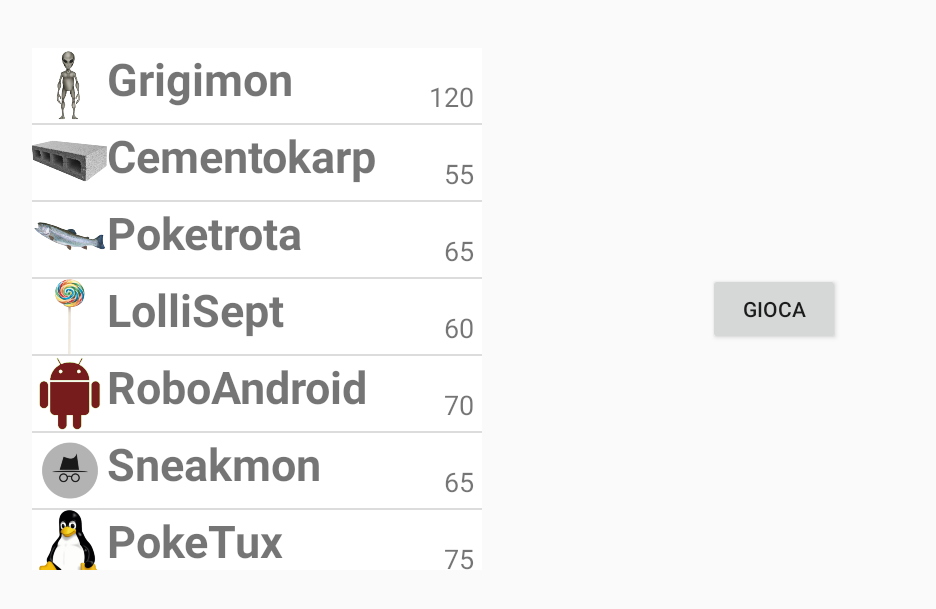
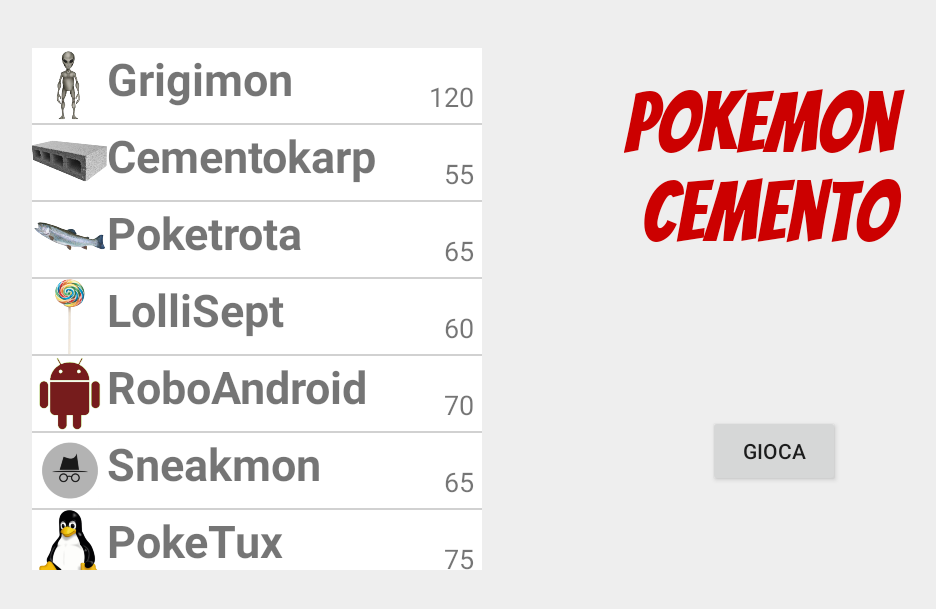
Before and after one commit to leonardo-speranzon/PokemonCemento, an Android app: the screen it shows after launch (StartActivity), on a phone screen of 824 x 412 dp (held sideways). Shown: the top 609 px of the screen, without its empty margins (182-1118 px from the left). Run offline under Robolectric (Android 15) with nearby library versions, the phone set to English and light mode, and no system bars.

Commit message:
Roba minore -aggiunto titolo -risolto "bug" giramento -aggiunto colore sfondo bianco sporco ma non troppo

```diff
--- a/app/src/main/java/it/speranzon_galligioni/pokemoncemento/MainActivity.java
+++ b/app/src/main/java/it/speranzon_galligioni/pokemoncemento/MainActivity.java
@@ -256,4 +256,10 @@ public class MainActivity extends AppCompatActivity {
 		}, this);
 		return game;
 	}
+	@Override
+	public void onBackPressed() {
+		//NON FA NIENTE
+	}
+
+
 }
--- a/app/src/main/res/layout/activity_main.xml
+++ b/app/src/main/res/layout/activity_main.xml
@@ -3,7 +3,8 @@
     xmlns:app="http://schemas.android.com/apk/res-auto"
     android:id="@+id/root"
     android:layout_width="match_parent"
-    android:layout_height="match_parent">
+    android:layout_height="match_parent"
+    android:background="@color/appBackground">
 
     <RelativeLayout
         android:id="@+id/map_container"
--- a/app/src/main/res/layout/activity_scontro.xml
+++ b/app/src/main/res/layout/activity_scontro.xml
@@ -3,7 +3,9 @@
     xmlns:app="http://schemas.android.com/apk/res-auto"
     xmlns:tools="http://schemas.android.com/tools"
     android:layout_width="match_parent"
-    android:layout_height="match_parent">
+    android:layout_height="match_parent"
+    android:background="@color/appBackground"
+    android:backgroundTintMode="add">
 
     <it.speranzon_galligioni.pokemoncemento.gameObject.PokemonScontro
         android:id="@+id/enemy_side"
@@ -189,6 +191,7 @@
         android:padding="5dp"
         android:scaleX="0"
         android:scaleY="0"
+        android:textAlignment="center"
         android:textColor="@android:color/holo_red_dark"
         android:textSize="24sp"
         app:layout_constraintBottom_toBottomOf="parent"
--- a/app/src/main/res/layout/activity_start.xml
+++ b/app/src/main/res/layout/activity_start.xml
@@ -4,8 +4,8 @@
     xmlns:tools="http://schemas.android.com/tools"
     android:layout_width="match_parent"
     android:layout_height="match_parent"
+    android:background="@color/appBackground"
     tools:context=".StartActivity">
-
     <ListView
         android:id="@+id/pokemon_list"
         android:layout_width="300dp"
@@ -18,19 +18,33 @@
         app:layout_constraintEnd_toStartOf="@+id/cmd_gioca"
         app:layout_constraintStart_toStartOf="parent"
         app:layout_constraintTop_toTopOf="parent" />
-
     <Button
         android:id="@+id/cmd_gioca"
         android:layout_width="wrap_content"
         android:layout_height="wrap_content"
         android:layout_marginStart="8dp"
-        android:layout_marginTop="8dp"
+        android:layout_marginTop="16dp"
         android:layout_marginEnd="8dp"
         android:layout_marginBottom="8dp"
         android:text="GIOCA"
         app:layout_constraintBottom_toBottomOf="parent"
         app:layout_constraintEnd_toEndOf="parent"
         app:layout_constraintStart_toEndOf="@+id/pokemon_list"
+        app:layout_constraintTop_toBottomOf="@+id/textView" />
+    <TextView
+        android:id="@+id/textView"
+        android:layout_width="wrap_content"
+        android:layout_height="wrap_content"
+        android:layout_marginStart="8dp"
+        android:layout_marginTop="24dp"
+        android:layout_marginEnd="8dp"
+        android:fontFamily="@font/bangers"
+        android:text="Pokemon \nCemento"
+        android:textAlignment="center"
+        android:textAllCaps="false"
+        android:textColor="@android:color/holo_red_dark"
+        android:textSize="56sp"
+        app:layout_constraintEnd_toEndOf="parent"
+        app:layout_constraintStart_toEndOf="@+id/pokemon_list"
         app:layout_constraintTop_toTopOf="parent" />
-
 </android.support.constraint.ConstraintLayout>
--- a/app/src/main/res/values/colors.xml
+++ b/app/src/main/res/values/colors.xml
@@ -3,6 +3,8 @@
     <color name="colorPrimary">#008577</color>
     <color name="colorPrimaryDark">#00574B</color>
     <color name="colorAccent">#D81B60</color>
+    <color name="appBackground">#EEE</color>
+
     <color name="colorControllerIn">#b333</color>
     <color name="colorControllerOut">#b111</color>
 
```
Also changed, not shown: app/src/main/java/it/speranzon_galligioni/pokemoncemento/Game.java (+4 -7 lines), app/src/main/java/it/speranzon_galligioni/pokemoncemento/gameObject/GameElement.java (+7 -1 lines), app/src/main/res/drawable-v24/man.xml (deleted, +0 -9 lines), app/src/main/res/drawable/man_2.xml (deleted, +0 -9 lines), app/src/main/res/drawable/man_3.xml (deleted, +0 -9 lines).
